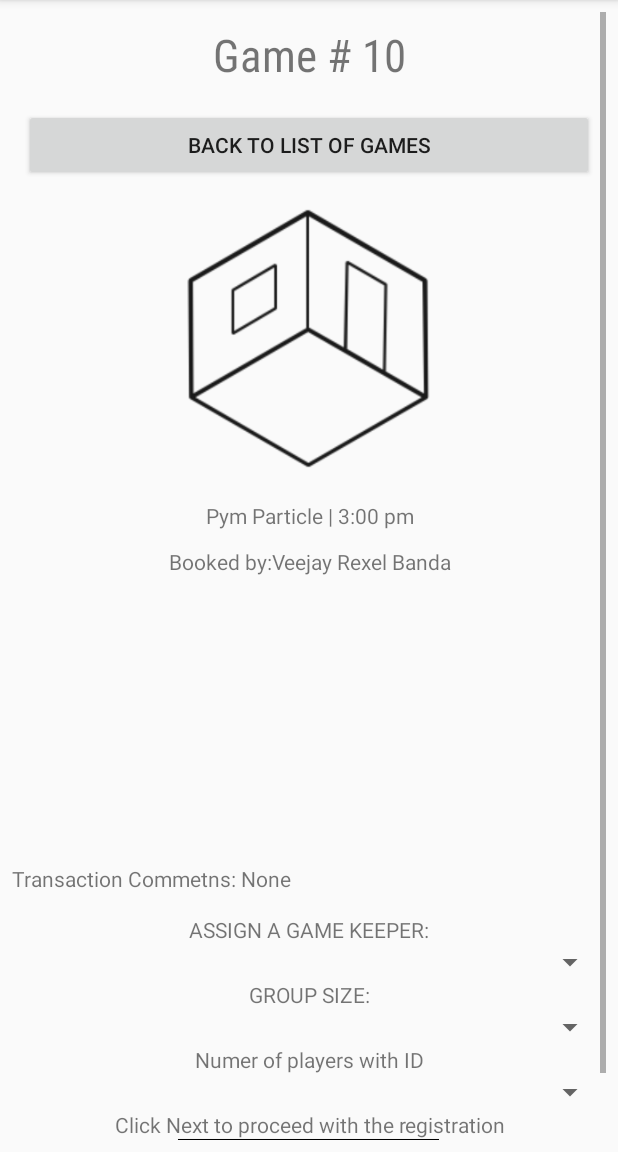
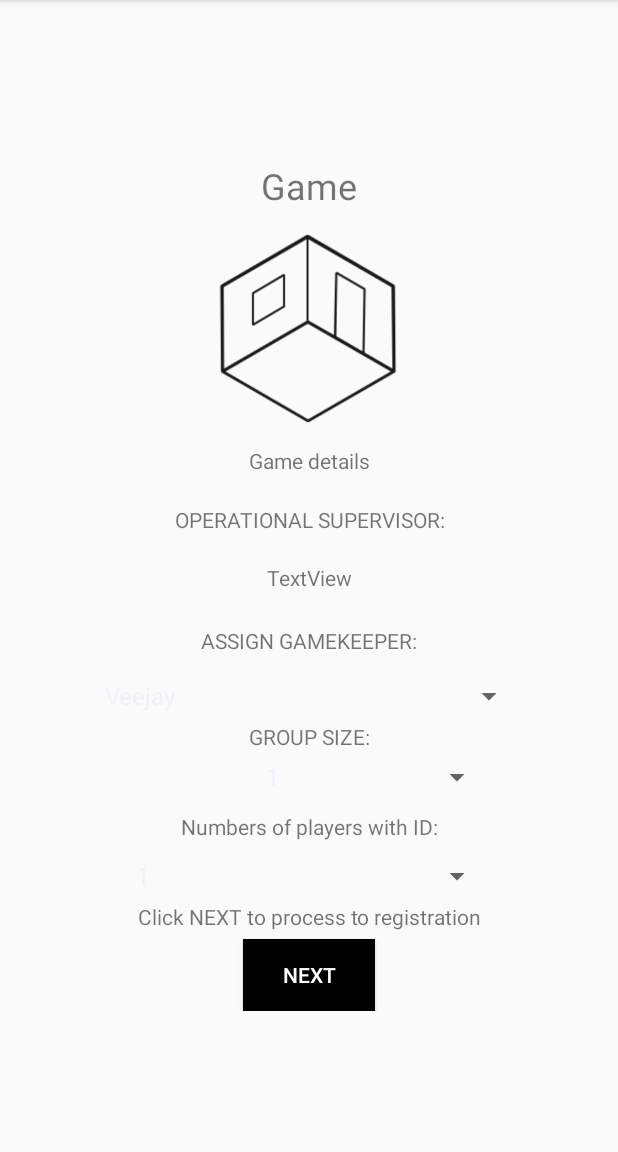
Before and after one commit to miggyisidro/MysteryManila, an Android app: the ViewGameActivity screen opened directly, with no data from a screen before it, on a phone screen of 412 x 824 dp, the part 84-1236 px from its top. Run offline under Robolectric (Android 15) with nearby library versions, the phone set to English and light mode, and no system bars.

Commit message:
Changed view game ui and dropdowns group ui

```diff
--- a/app/src/main/java/com/example/miggyisidro/mysterymanilabetademo/GroupDetailsActivity.java
+++ b/app/src/main/java/com/example/miggyisidro/mysterymanilabetademo/GroupDetailsActivity.java
@@ -9,6 +9,7 @@ import android.widget.Button;
 public class GroupDetailsActivity extends AppCompatActivity {
 
     private Button nextPage;
+
 
     @Override
     protected void onCreate(Bundle savedInstanceState) {
--- a/app/src/main/java/com/example/miggyisidro/mysterymanilabetademo/LogInActivity.java
+++ b/app/src/main/java/com/example/miggyisidro/mysterymanilabetademo/LogInActivity.java
@@ -76,8 +76,8 @@ public class LogInActivity extends AppCompatActivity implements View.OnClickList
                 progressDialog.dismiss();
                 if(task.isSuccessful()){
                     Toast.makeText(LogInActivity.this, "Signed in Successfully!", Toast.LENGTH_SHORT).show();
-                    Intent goToBooking = new Intent(LogInActivity.this, OSHomeActivity.class);
-                    startActivity(goToBooking);
+                    Intent goToOShome = new Intent(LogInActivity.this, OSHomeActivity.class);
+                    startActivity(goToOShome);
                 }
                 else{
                     Toast.makeText(LogInActivity.this, "Could not Sign In. Please try again.", Toast.LENGTH_SHORT).show();
--- a/app/src/main/java/com/example/miggyisidro/mysterymanilabetademo/PaymentActivity.java
+++ b/app/src/main/java/com/example/miggyisidro/mysterymanilabetademo/PaymentActivity.java
@@ -5,10 +5,13 @@ import android.os.Bundle;
 import android.support.v7.app.AppCompatActivity;
 import android.view.View;
 import android.widget.Button;
+import android.widget.EditText;
+import android.widget.TextView;
 
 public class PaymentActivity extends AppCompatActivity {
 
     private Button nextPage;
+    private EditText payment;
 
     @Override
     protected void onCreate(Bundle savedInstanceState) {
@@ -16,6 +19,7 @@ public class PaymentActivity extends AppCompatActivity {
         setContentView(R.layout.activity_payment);
 
         nextPage = (Button) findViewById(R.id.button2);
+        payment =(EditText) findViewById(R.id.amoutTxt);
 
         nextPage.setOnClickListener(new View.OnClickListener() {
             @Override
--- a/app/src/main/java/com/example/miggyisidro/mysterymanilabetademo/RegisterUserActivity.java
+++ b/app/src/main/java/com/example/miggyisidro/mysterymanilabetademo/RegisterUserActivity.java
@@ -74,7 +74,7 @@ public class RegisterUserActivity extends AppCompatActivity implements View.OnCl
                 if(task.isSuccessful()){
                     // Toast.makeText(RegisterUserActivity.this, "Registered Successfully", Toast.LENGTH_SHORT).show();
                     finish();
-                    startActivity(new Intent(getApplicationContext(), BookingsActivity.class));
+                    startActivity(new Intent(getApplicationContext(), OSHomeActivity.class));
                 }
                 else{
                     Toast.makeText(RegisterUserActivity.this, "Could not Register. Please try again.", Toast.LENGTH_SHORT).show();
--- a/app/src/main/java/com/example/miggyisidro/mysterymanilabetademo/ViewGameActivity.java
+++ b/app/src/main/java/com/example/miggyisidro/mysterymanilabetademo/ViewGameActivity.java
@@ -4,25 +4,93 @@ import android.content.Intent;
 import android.os.Bundle;
 import android.support.v7.app.AppCompatActivity;
 import android.view.View;
+import android.widget.ArrayAdapter;
 import android.widget.Button;
+import android.widget.Spinner;
+
+import java.util.ArrayList;
+import java.util.List;
 
 public class ViewGameActivity extends AppCompatActivity {
 
     private Button nextPage;
+    private Spinner gamekeepers ;
+    private Spinner groupsize;
+    private Spinner numberID;
+    ArrayAdapter<String> adapter;
+    ArrayAdapter<String> adapter2;
+    ArrayAdapter<String> adapter3;
+    List<String> list;
+    List<String> groupsizelist;
+    List<String> numeberIDlist;
+
+
+
 
     @Override
     protected void onCreate(Bundle savedInstanceState) {
         super.onCreate(savedInstanceState);
         setContentView(R.layout.activity_view_game);
 
-        nextPage = (Button) findViewById(R.id.button4);
+        nextPage = (Button) findViewById(R.id.button3);
+        gamekeepers = (Spinner) findViewById(R.id.gameKeeperSpinner);
+        groupsize = (Spinner) findViewById(R.id.groupSizeSpinner);
+        numberID = (Spinner) findViewById(R.id.IdSpinner);
+
+
+        list = new ArrayList<String>();
+        list.add("Veejay");
+        list.add("Rexel");
+        list.add("Banda");
+        list.add("Raffy");
+        list.add("Miggy");
+        adapter = new ArrayAdapter<String>(getApplicationContext(),
+                android.R.layout.simple_spinner_item, list);
+        adapter.setDropDownViewResource(android.R.layout.simple_spinner_dropdown_item);
+        gamekeepers.setAdapter(adapter);
+
+        groupsizelist = new ArrayList<String>();
+        groupsizelist.add("1");
+        groupsizelist.add("2");
+        groupsizelist.add("3");
+        groupsizelist.add("4");
+        groupsizelist.add("5");
+        groupsizelist.add("6");
+        groupsizelist.add("7");
+        groupsizelist.add("8");
+        adapter2 = new ArrayAdapter<String>(getApplicationContext(),
+                android.R.layout.simple_spinner_item, groupsizelist);
+        adapter2.setDropDownViewResource(android.R.layout.simple_spinner_dropdown_item);
+        groupsize.setAdapter(adapter2);
+
+        numeberIDlist = new ArrayList<String>();
+        numeberIDlist.add("1");
+        numeberIDlist.add("2");
+        numeberIDlist.add("3");
+        numeberIDlist.add("4");
+        numeberIDlist.add("5");
+        numeberIDlist.add("6");
+        numeberIDlist.add("7");
+        numeberIDlist.add("8");
+        adapter3 = new ArrayAdapter<String>(getApplicationContext(),
+                android.R.layout.simple_spinner_item, numeberIDlist);
+        adapter3.setDropDownViewResource(android.R.layout.simple_spinner_dropdown_item);
+        numberID.setAdapter(adapter3);
+
+
 
         nextPage.setOnClickListener(new View.OnClickListener() {
             @Override
             public void onClick(View v) {
                 Intent nextPageView = new Intent(ViewGameActivity.this, PaymentActivity.class);
                 startActivity(nextPageView);
+
+
             }
         });
     }
+
+
+
+
 }
--- a/app/src/main/res/layout/activity_group_details.xml
+++ b/app/src/main/res/layout/activity_group_details.xml
@@ -20,7 +20,7 @@
         android:textStyle="bold"
         app:layout_constraintBottom_toBottomOf="parent"
         app:layout_constraintEnd_toEndOf="parent"
-        app:layout_constraintHorizontal_bias="0.0"
+        app:layout_constraintHorizontal_bias="1.0"
         app:layout_constraintStart_toStartOf="parent"
         app:layout_constraintTop_toTopOf="parent"
         app:layout_constraintVertical_bias="0.622" />
@@ -52,7 +52,7 @@
         app:layout_constraintHorizontal_bias="0.454"
         app:layout_constraintStart_toStartOf="parent"
         app:layout_constraintTop_toTopOf="parent"
-        app:layout_constraintVertical_bias="0.154" />
+        app:layout_constraintVertical_bias="0.2" />
 
     <EditText
         android:id="@+id/editText"
@@ -67,20 +67,28 @@
         android:inputType="textPersonName"
         app:layout_constraintBottom_toBottomOf="parent"
         app:layout_constraintEnd_toEndOf="parent"
-        app:layout_constraintHorizontal_bias="0.0"
+        app:layout_constraintHorizontal_bias="0.072"
         app:layout_constraintStart_toStartOf="parent"
         app:layout_constraintTop_toTopOf="parent"
-        app:layout_constraintVertical_bias="0.285" />
+        app:layout_constraintVertical_bias="0.327" />
 
     <TextView
         android:id="@+id/textView3"
         android:layout_width="93dp"
         android:layout_height="22dp"
+        android:layout_marginBottom="8dp"
+        android:layout_marginEnd="8dp"
+        android:layout_marginStart="8dp"
+        android:layout_marginTop="8dp"
         android:text="First Time:"
         android:textSize="18sp"
         android:textStyle="bold"
-        tools:layout_editor_absoluteX="4dp"
-        tools:layout_editor_absoluteY="199dp" />
+        app:layout_constraintBottom_toBottomOf="parent"
+        app:layout_constraintEnd_toEndOf="parent"
+        app:layout_constraintHorizontal_bias="0.029"
+        app:layout_constraintStart_toStartOf="parent"
+        app:layout_constraintTop_toTopOf="parent"
+        app:layout_constraintVertical_bias="0.431" />
 
     <RadioGroup
         android:id="@+id/radioGroup"
--- a/app/src/main/res/layout/activity_payment.xml
+++ b/app/src/main/res/layout/activity_payment.xml
@@ -119,7 +119,7 @@
     </RadioGroup>
 
     <EditText
-        android:id="@+id/editText2"
+        android:id="@+id/amoutTxt"
         android:layout_width="277dp"
         android:layout_height="41dp"
         android:layout_marginBottom="8dp"
@@ -157,28 +157,21 @@
             android:layout_width="match_parent"
             android:layout_height="wrap_content"
             android:layout_weight="1"
-            android:text="PAID- FULLY PAID" />
+            android:text="Senior" />
 
         <RadioButton
             android:id="@+id/radioButton41"
             android:layout_width="match_parent"
             android:layout_height="wrap_content"
             android:layout_weight="1"
-            android:text="PAID- WITH ADDITIONAL" />
+            android:text="PWD" />
 
         <RadioButton
             android:id="@+id/radioButton51"
             android:layout_width="match_parent"
             android:layout_height="wrap_content"
             android:layout_weight="1"
-            android:text="PEND- FULLY PAID" />
-
-        <RadioButton
-            android:id="@+id/radioButton61"
-            android:layout_width="match_parent"
-            android:layout_height="wrap_content"
-            android:layout_weight="1"
-            android:text="PEND- PARTIALLY PAID" />
+            android:text="Promo" />
 
     </RadioGroup>
 
--- a/app/src/main/res/layout/activity_view_game.xml
+++ b/app/src/main/res/layout/activity_view_game.xml
@@ -1,195 +1,135 @@
 <?xml version="1.0" encoding="utf-8"?>
-<RelativeLayout xmlns:android="http://schemas.android.com/apk/res/android"
+<LinearLayout xmlns:android="http://schemas.android.com/apk/res/android"
     xmlns:app="http://schemas.android.com/apk/res-auto"
     xmlns:tools="http://schemas.android.com/tools"
     android:layout_width="match_parent"
     android:layout_height="match_parent"
-    tools:context="com.example.miggyisidro.mysterymanilabetademo.ViewGameActivity">
-
+    android:orientation="vertical"
+    tools:context="com.example.miggyisidro.mysterymanilabetademo.RegisterUserActivity">
 
     <ScrollView
         android:layout_width="match_parent"
-        android:layout_height="match_parent"
-        android:layout_alignParentEnd="true"
-        android:layout_alignParentRight="true"
-        android:layout_marginBottom="8dp"
-        android:layout_marginEnd="8dp"
-        android:layout_marginStart="8dp"
-        android:layout_marginTop="8dp"
-        android:layout_weight="1"
-
-
-        app:layout_constraintBottom_toBottomOf="parent"
-        app:layout_constraintEnd_toEndOf="parent"
-        app:layout_constraintStart_toStartOf="parent"
-        app:layout_constraintTop_toTopOf="parent">
-
+        android:layout_height="match_parent">
 
         <LinearLayout
             android:layout_width="match_parent"
             android:layout_height="wrap_content"
+            android:orientation="vertical"
+            android:layout_gravity="center"
+            android:gravity="center">
 
-            android:gravity="center_horizontal|center|clip_vertical|clip_horizontal"
-            android:orientation="vertical">
+            <TextView
+                android:id="@+id/textView15"
+                android:layout_width="match_parent"
+                android:layout_height="50dp"
+                android:gravity="center_vertical|center_horizontal"
+                android:text="Game"
+                android:textSize="24sp"
+                android:layout_marginTop="5dp"/>
+
+            <android.support.v7.widget.AppCompatImageView
+                android:layout_width="343dp"
+                android:layout_height="130dp"
+                android:layout_marginTop="5dp"
+                android:gravity="center_vertical|center_horizontal"
+                android:src="@drawable/game" />
+
+            <TextView
+                android:id="@+id/textView16"
+                android:layout_width="match_parent"
+                android:layout_height="36dp"
+                android:gravity="center_vertical|center_horizontal"
+                android:text="Game details"
+                android:textSize="14sp"
+                android:layout_marginTop="5dp"/>
+
+            <TextView
+                android:id="@+id/ID"
+                android:layout_width="match_parent"
+                android:layout_height="32dp"
+                android:gravity="center_vertical|center_horizontal"
+                android:text="OPERATIONAL SUPERVISOR:"
+                android:textSize="14sp"
+                android:layout_marginTop="5dp"/>
+
+            <TextView
+                android:id="@+id/textView20"
+                android:layout_width="match_parent"
+                android:layout_height="34dp"
+                android:gravity="center_vertical|center_horizontal"
+                android:text="TextView"
+                android:layout_marginTop="5dp"/>
+
+            <TextView
+                android:layout_width="match_parent"
+                android:layout_height="39dp"
+                android:layout_marginTop="5dp"
+                android:gravity="center_vertical|center_horizontal"
+                android:text="ASSIGN GAMEKEEPER:"
+                android:textSize="14sp" />
+
+            <Spinner
+                android:id="@+id/gameKeeperSpinner"
+                android:layout_width="288dp"
+                android:layout_height="wrap_content"
+                android:layout_marginTop="5dp"
+                android:gravity="center_vertical|center_horizontal"
+                android:textColor="#1325f2"/>
+
+            <TextView
+                android:id="@+id/textView21"
+                android:layout_width="match_parent"
+                android:layout_height="wrap_content"
+                android:text="GROUP SIZE:"
+                android:gravity="center_vertical|center_horizontal"
+                android:layout_marginTop="5dp"/>
+
+            <Spinner
+                android:id="@+id/groupSizeSpinner"
+                android:layout_width="246dp"
+                android:layout_height="wrap_content"
+                android:layout_marginTop="5dp"
+                android:gravity="center_vertical|center_horizontal"
+                android:textAlignment="center"
+                android:textColor="#1325f2"/>
+
+            <TextView
+                android:id="@+id/textView22"
+                android:layout_width="match_parent"
+                android:layout_height="31dp"
+                android:gravity="center_vertical|center_horizontal"
+                android:text="Numbers of players with ID:"
+                android:layout_marginTop="5dp"/>
+
+            <Spinner
+                android:id="@+id/IdSpinner"
+                android:layout_width="246dp"
+                android:layout_height="wrap_content"
+                android:layout_marginTop="5dp"
+                android:gravity="center_vertical|center_horizontal"
+                android:textColor="#1325f2"/>
 
             <TextView
                 android:id="@+id/textView23"
                 android:layout_width="match_parent"
-                android:layout_height="match_parent"
-                android:layout_marginBottom="8dp"
-                android:layout_marginEnd="8dp"
-                android:layout_marginStart="8dp"
-                android:layout_marginTop="8dp"
-                android:layout_weight="1"
-                android:fontFamily="sans-serif-condensed"
-                android:gravity="center"
-                android:text="Game # 10"
-                android:textSize="30sp"
-                app:layout_constraintBottom_toBottomOf="parent"
-                app:layout_constraintEnd_toEndOf="parent"
-                app:layout_constraintHorizontal_bias="0.503"
-                app:layout_constraintStart_toStartOf="parent"
-                app:layout_constraintTop_toTopOf="parent"
-                app:layout_constraintVertical_bias="0.018" />
+                android:layout_height="wrap_content"
+                android:text="Click NEXT to process to registration"
+                android:gravity="center_vertical|center_horizontal"
+                android:layout_marginTop="5dp"/>
 
             <Button
                 android:id="@+id/button3"
-                android:layout_width="match_parent"
-                android:layout_height="match_parent"
-                android:layout_marginBottom="8dp"
-                android:layout_marginEnd="8dp"
-                android:layout_marginStart="8dp"
-                android:layout_marginTop="8dp"
-                android:layout_weight="1"
-                android:gravity="center"
-                android:text="BACK TO LIST OF GAMES"
-                app:layout_constraintBottom_toBottomOf="parent"
-                app:layout_constraintEnd_toEndOf="parent"
-                app:layout_constraintStart_toStartOf="parent"
-                app:layout_constraintTop_toTopOf="parent"
-                app:layout_constraintVertical_bias="0.136" />
-
-            <ImageView
-                android:id="@+id/imageView2"
-                android:layout_width="368dp"
-                android:layout_height="178dp"
-                android:layout_marginBottom="8dp"
-                android:layout_marginEnd="8dp"
-                android:layout_marginStart="8dp"
-                android:layout_marginTop="8dp"
-                android:layout_weight="1"
-                android:scaleType="fitCenter"
-                android:src="@drawable/game"
-                app:layout_constraintBottom_toBottomOf="parent"
-                app:layout_constraintEnd_toEndOf="parent"
-                app:layout_constraintStart_toStartOf="parent"
-                app:layout_constraintTop_toTopOf="parent"
-                app:layout_constraintVertical_bias="0.328" />
-
-            <TextView
-                android:id="@+id/textView10"
-                android:layout_width="match_parent"
-                android:layout_height="26dp"
-                android:layout_marginBottom="8dp"
-                android:layout_marginEnd="8dp"
-                android:layout_marginStart="8dp"
-                android:layout_marginTop="8dp"
-                android:layout_weight="1"
-                android:gravity="center"
-                android:text="Pym Particle | 3:00 pm"
-                app:layout_constraintBottom_toBottomOf="parent"
-                app:layout_constraintEnd_toEndOf="parent"
-                app:layout_constraintHorizontal_bias="0.381"
-                app:layout_constraintStart_toStartOf="parent"
-                app:layout_constraintTop_toTopOf="parent"
-                app:layout_constraintVertical_bias="0.522" />
-
-            <TextView
-                android:id="@+id/textView9"
-                android:layout_width="match_parent"
-                android:layout_height="match_parent"
-                android:layout_marginBottom="192dp"
-                android:layout_marginEnd="8dp"
-                android:layout_marginStart="8dp"
-                android:layout_weight="1"
-                android:gravity="center"
-                android:text="Booked by:Veejay Rexel Banda"
-                app:layout_constraintBottom_toBottomOf="parent"
-                app:layout_constraintEnd_toEndOf="parent"
-                app:layout_constraintStart_toStartOf="parent" />
-
-            <TextView
-                android:id="@+id/textView11"
-                android:layout_width="match_parent"
-                android:layout_height="34dp"
-                android:layout_weight="1"
-                android:text="Transaction Commetns: None" />
-
-            <TextView
-                android:id="@+id/textView12"
-                android:layout_width="match_parent"
+                android:layout_width="wrap_content"
                 android:layout_height="wrap_content"
-                android:layout_weight="1"
-                android:gravity="center"
-                android:text="ASSIGN A GAME KEEPER:" />
-
-            <Spinner
-                android:id="@+id/gameKeeper2"
-                android:layout_width="match_parent"
-                android:layout_height="wrap_content"
-                android:layout_weight="1"
-                android:gravity="center" />
-
-            <TextView
-                android:id="@+id/textView13"
-                android:layout_width="match_parent"
-                android:layout_height="wrap_content"
-                android:layout_weight="1"
-                android:gravity="center"
-                android:text="GROUP SIZE:" />
-
-            <Spinner
-                android:id="@+id/groupSize2"
-                android:layout_width="match_parent"
-                android:layout_height="wrap_content"
-                android:layout_weight="1"
-
-                android:gravity="center" />
-
-            <TextView
-                android:id="@+id/textView14"
-                android:layout_width="match_parent"
-                android:layout_height="wrap_content"
-                android:layout_weight="1"
-                android:gravity="center"
-                android:text="Numer of players with ID" />
-
-            <Spinner
-                android:id="@+id/numeberId2"
-                android:layout_width="match_parent"
-                android:layout_height="wrap_content"
-                android:layout_weight="1"
-                android:gravity="center" />
-
-            <TextView
-                android:id="@+id/textView15"
-                android:layout_width="match_parent"
-                android:layout_height="wrap_content"
-                android:layout_weight="1"
-                android:gravity="center"
-                android:text="Click Next to proceed with the registration" />
-
-            <Button
-                android:id="@+id/button4"
-                android:layout_width="174dp"
-                android:layout_height="match_parent"
-                android:layout_weight="1"
-                android:background="@android:color/black"
-                android:gravity="center"
-                android:text="Next"
-                android:textColor="@android:color/white" />
+                android:layout_marginTop="5dp"
+                android:background="@color/colorPrimary"
+                android:gravity="center_vertical|center_horizontal"
+                android:text="NEXT"
+                android:textColor="@color/cardview_light_background" />
 
         </LinearLayout>
 
+
     </ScrollView>
-</RelativeLayout>
+
+</LinearLayout>
--- a/build.gradle
+++ b/build.gradle
@@ -7,7 +7,7 @@ buildscript {
         jcenter()
     }
     dependencies {
-        classpath 'com.android.tools.build:gradle:3.0.1'
+        classpath 'com.android.tools.build:gradle:3.1.0'
         classpath 'com.google.gms:google-services:3.2.0'
 
 
```
Also changed, not shown: app/src/main/AndroidManifest.xml (+7 -6 lines), gradle/wrapper/gradle-wrapper.properties.
